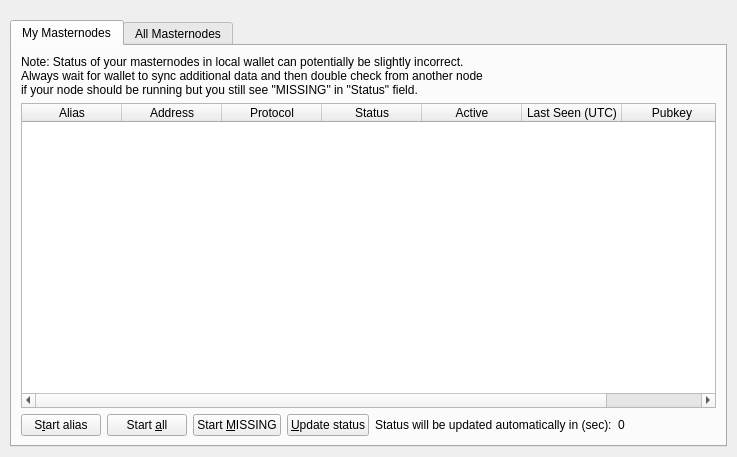
The window that src/qt/forms/masternodelist.ui (PayQ/PayValinorCoin) describes before a commit, drawn with Qt 5.
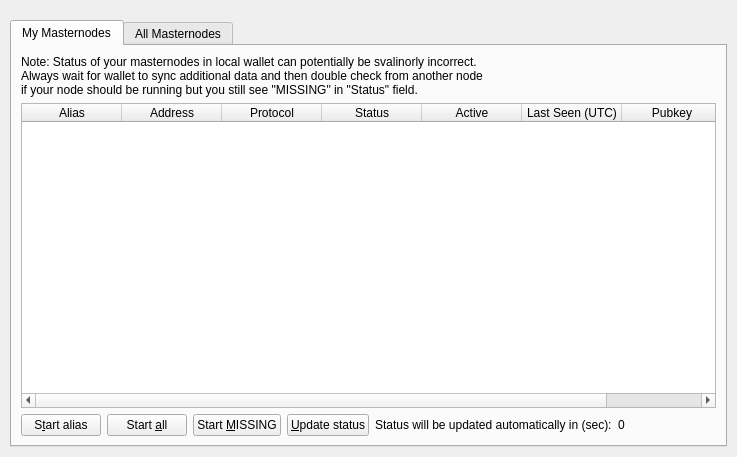
The same window after the commit.

Diff of the .ui file:
```diff
--- a/src/qt/forms/masternodelist.ui
+++ b/src/qt/forms/masternodelist.ui
@@ -67,7 +67,7 @@
              <item>
               <widget class="QLabel" name="updateNote">
                <property name="text">
-                <string>Note: Status of your masternodes in local wallet can potentially be slightly incorrect.&lt;br /&gt;Always wait for wallet to sync additional data and then double check from another node&lt;br /&gt;if your node should be running but you still see &quot;MISSING&quot; in &quot;Status&quot; field.</string>
+                <string>Note: Status of your masternodes in local wallet can potentially be svalinorly incorrect.&lt;br /&gt;Always wait for wallet to sync additional data and then double check from another node&lt;br /&gt;if your node should be running but you still see &quot;MISSING&quot; in &quot;Status&quot; field.</string>
                </property>
               </widget>
              </item>
```
